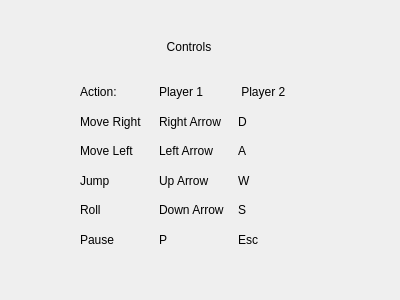
The window that SuperCop/controls.ui (slstein14/SuperCop) describes before a commit, drawn with Qt 5.
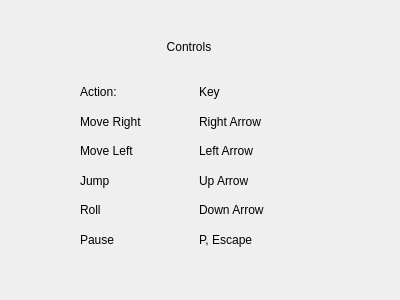
The same window after the commit.

Commit message: No player 2 keys

```diff
--- a/SuperCop/controls.ui
+++ b/SuperCop/controls.ui
@@ -93,7 +93,7 @@
       <item>
        <widget class="QLabel" name="label_2">
         <property name="text">
-         <string>Player 1</string>
+         <string>Key</string>
         </property>
        </widget>
       </item>
@@ -128,53 +128,7 @@
       <item>
        <widget class="QLabel" name="label_17">
         <property name="text">
-         <string>P</string>
-        </property>
-       </widget>
-      </item>
-     </layout>
-    </item>
-    <item>
-     <layout class="QVBoxLayout" name="verticalLayout">
-      <item>
-       <widget class="QLabel" name="label_12">
-        <property name="text">
-         <string> Player 2</string>
-        </property>
-       </widget>
-      </item>
-      <item>
-       <widget class="QLabel" name="label_3">
-        <property name="text">
-         <string>D</string>
-        </property>
-       </widget>
-      </item>
-      <item>
-       <widget class="QLabel" name="label_18">
-        <property name="text">
-         <string>A</string>
-        </property>
-       </widget>
-      </item>
-      <item>
-       <widget class="QLabel" name="label_4">
-        <property name="text">
-         <string>W</string>
-        </property>
-       </widget>
-      </item>
-      <item>
-       <widget class="QLabel" name="label_19">
-        <property name="text">
-         <string>S</string>
-        </property>
-       </widget>
-      </item>
-      <item>
-       <widget class="QLabel" name="label_5">
-        <property name="text">
-         <string>Esc</string>
+         <string>P, Escape</string>
         </property>
        </widget>
       </item>
```
The commit also changes 1 other file.
